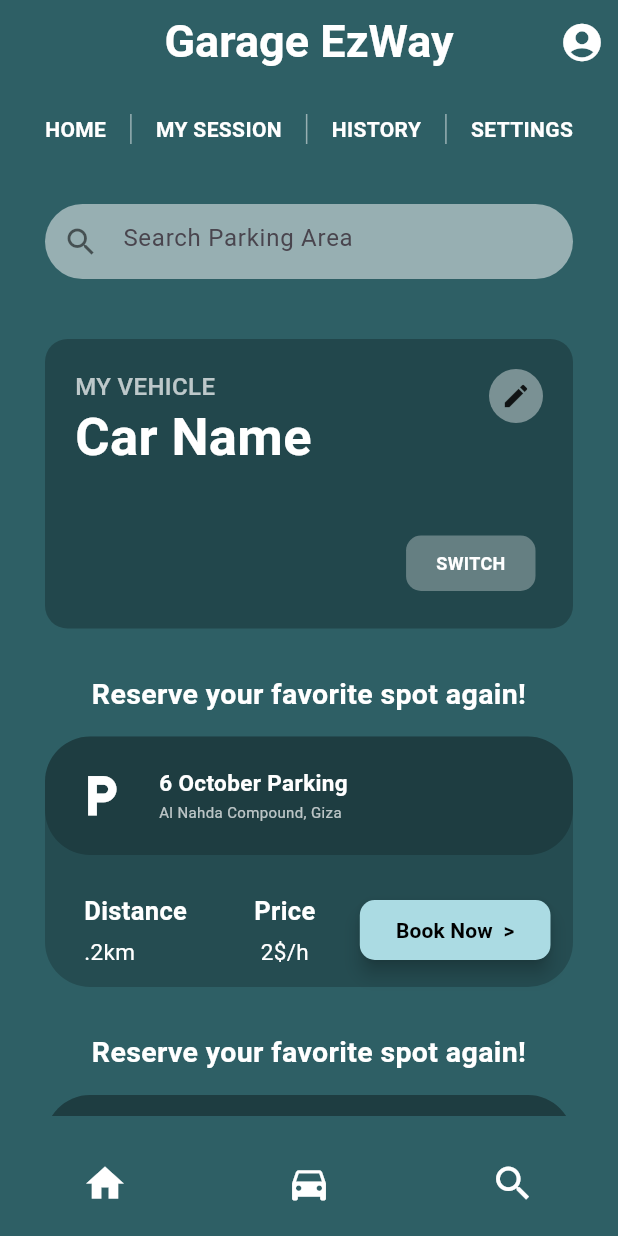
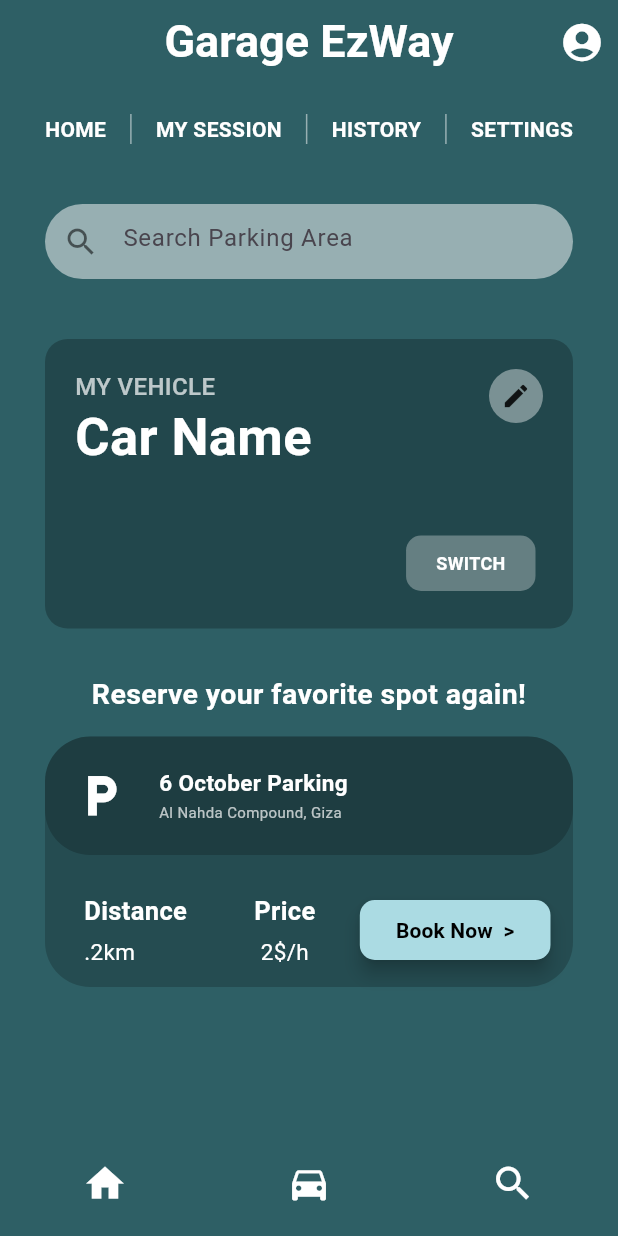
Before and after one commit to HanaATawfik/garage_ezway, a Flutter app: the screen it shows after launch, on a phone screen of 412 x 824 dp. Run offline on Flutter 3.47's test engine with Material 3 defaults, Android fonts, the phone set to English and light mode, and no system bars.

Commit message:
Refactor HomePage to improve reservation box structure and add const constructor

```diff
--- a/lib/pages/home_page.dart
+++ b/lib/pages/home_page.dart
@@ -2,7 +2,7 @@ import 'package:flutter/material.dart';
 import 'search_page.dart';
 
 class HomePage extends StatelessWidget {
-  HomePage({super.key});
+  const HomePage({super.key});
 
   @override
   Widget build(BuildContext context) {
@@ -69,10 +69,6 @@ class HomePage extends StatelessWidget {
             // MY VEHICLE BOX
             _vehicleBox(screenHeight),
 
-            const SizedBox(height: 30),
-            _reservationBox(),
-            const SizedBox(height: 30),
-            _reservationBox(),
             const SizedBox(height: 30),
             _reservationBox(),
 
@@ -193,7 +189,13 @@ Widget _reservationBox() {
         textAlign: TextAlign.center,
       ),
       const SizedBox(height: 15),
-      Container(
+      _buildReservationBox(),
+    ],
+  );
+}
+
+Widget _buildReservationBox() {
+  return Container(
     width: double.infinity,
     decoration: BoxDecoration(
       color: Colors.black.withOpacity(0.2),
@@ -320,7 +322,5 @@ Widget _reservationBox() {
         ),
       ],
     ),
-      ),
-    ],
   );
 }
```
Lines whose indentation alone changed are shown as unchanged.
